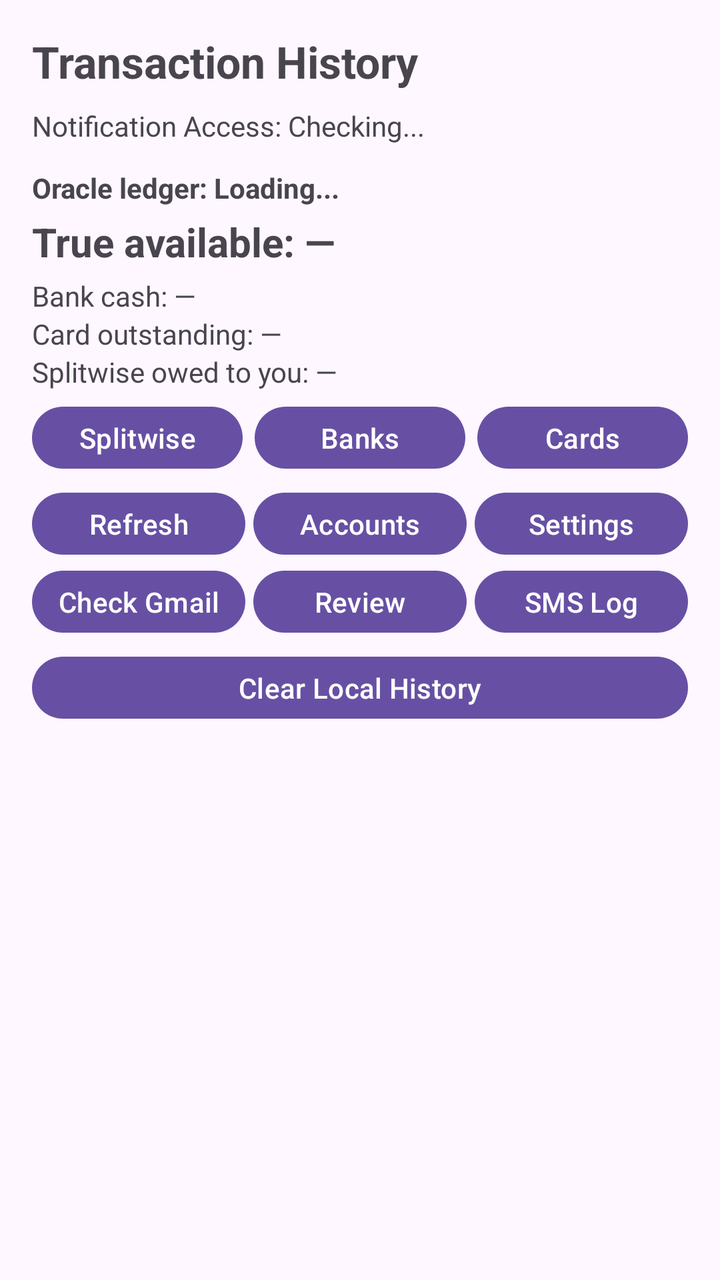
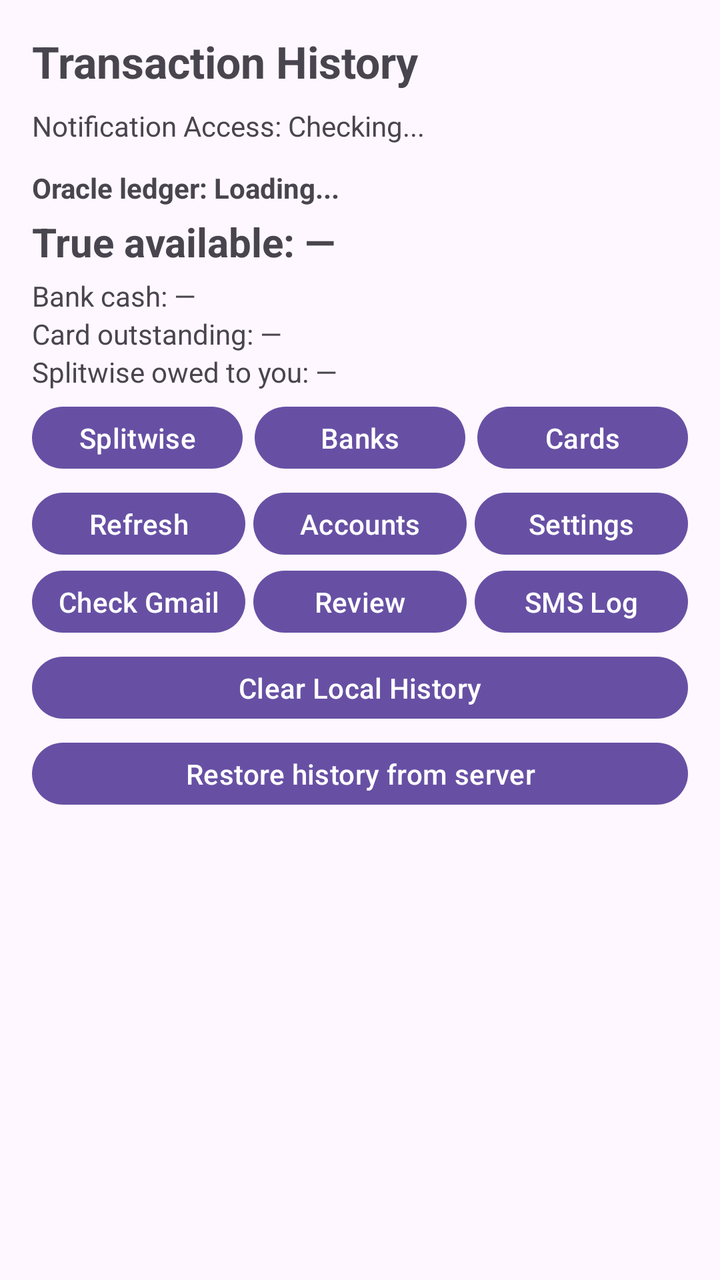

An Android layout rendered at two revisions. The XML below is the earlier revision; the diff shows what the commit changed to produce the second picture.
<!-- AndroidManifest.xml: application theme Theme.FinanceSMSTracker -->
<!-- res/layout/activity_main.xml -->
<?xml version="1.0" encoding="utf-8"?>
<androidx.constraintlayout.widget.ConstraintLayout xmlns:android="http://schemas.android.com/apk/res/android"
    xmlns:app="http://schemas.android.com/apk/res-auto"
    xmlns:tools="http://schemas.android.com/tools"
    android:id="@+id/main"
    android:layout_width="match_parent"
    android:layout_height="match_parent"
    android:padding="16dp"
    tools:context=".MainActivity">

    <TextView
        android:id="@+id/textViewTitle"
        android:layout_width="wrap_content"
        android:layout_height="wrap_content"
        android:text="Transaction History"
        android:textSize="22sp"
        android:textStyle="bold"
        app:layout_constraintStart_toStartOf="parent"
        app:layout_constraintTop_toTopOf="parent" />

    <Button
        android:id="@+id/buttonOpenNotificationSettings"
        android:layout_width="0dp"
        android:layout_height="wrap_content"
        android:layout_marginTop="12dp"
        android:text="Enable Gmail Notifications"
        android:visibility="gone"
        app:layout_constraintEnd_toEndOf="parent"
        app:layout_constraintStart_toStartOf="parent"
        app:layout_constraintTop_toBottomOf="@id/textViewTitle" />

    <TextView
        android:id="@+id/textViewNotificationStatus"
        android:layout_width="0dp"
        android:layout_height="wrap_content"
        android:layout_marginTop="8dp"
        android:text="Notification Access: Checking..."
        android:textSize="14sp"
        app:layout_constraintEnd_toEndOf="parent"
        app:layout_constraintStart_toStartOf="parent"
        app:layout_constraintTop_toBottomOf="@id/buttonOpenNotificationSettings" />

    <LinearLayout
        android:id="@+id/oracleLedgerPanel"
        android:layout_width="0dp"
        android:layout_height="wrap_content"
        android:layout_marginTop="12dp"
        android:orientation="vertical"
        app:layout_constraintEnd_toEndOf="parent"
        app:layout_constraintStart_toStartOf="parent"
        app:layout_constraintTop_toBottomOf="@id/textViewNotificationStatus">

        <TextView
            android:id="@+id/textViewOracleStatus"
            android:layout_width="wrap_content"
            android:layout_height="wrap_content"
            android:text="Oracle ledger: Loading..."
            android:textSize="14sp"
            android:textStyle="bold" />

        <TextView
            android:id="@+id/textViewTrueAvailable"
            android:layout_width="wrap_content"
            android:layout_height="wrap_content"
            android:layout_marginTop="4dp"
            android:text="True available: —"
            android:textSize="20sp"
            android:textStyle="bold" />

        <TextView
            android:id="@+id/textViewBankCash"
            android:layout_width="wrap_content"
            android:layout_height="wrap_content"
            android:layout_marginTop="4dp"
            android:text="Bank cash: —"
            android:textSize="14sp" />

        <TextView
            android:id="@+id/textViewCardOutstanding"
            android:layout_width="wrap_content"
            android:layout_height="wrap_content"
            android:text="Card outstanding: —"
            android:textSize="14sp" />

        <TextView
            android:id="@+id/textViewSplitwiseReceivable"
            android:layout_width="wrap_content"
            android:layout_height="wrap_content"
            android:text="Splitwise owed to you: —"
            android:textSize="14sp" />

        <LinearLayout
            android:layout_width="match_parent"
            android:layout_height="wrap_content"
            android:layout_marginTop="4dp"
            android:orientation="horizontal">

            <Button
                android:id="@+id/buttonEditSplitwise"
                android:layout_width="0dp"
                android:layout_height="wrap_content"
                android:layout_weight="1"
                android:minHeight="0dp"
                android:paddingStart="4dp"
                android:paddingEnd="4dp"
                android:text="Splitwise" />

            <Button
                android:id="@+id/buttonEditBankAccounts"
                android:layout_width="0dp"
                android:layout_height="wrap_content"
                android:layout_marginStart="6dp"
                android:layout_weight="1"
                android:minHeight="0dp"
                android:paddingStart="4dp"
                android:paddingEnd="4dp"
                android:text="Banks" />

            <Button
                android:id="@+id/buttonEditCreditCards"
                android:layout_width="0dp"
                android:layout_height="wrap_content"
                android:layout_marginStart="6dp"
                android:layout_weight="1"
                android:minHeight="0dp"
                android:paddingStart="4dp"
                android:paddingEnd="4dp"
                android:text="Cards" />
        </LinearLayout>

    </LinearLayout>

    <LinearLayout
        android:id="@+id/oracleControlsRow"
        android:layout_width="0dp"
        android:layout_height="wrap_content"
        android:layout_marginTop="4dp"
        android:orientation="horizontal"
        app:layout_constraintEnd_toEndOf="parent"
        app:layout_constraintStart_toStartOf="parent"
        app:layout_constraintTop_toBottomOf="@id/oracleLedgerPanel">

        <Button
            android:id="@+id/buttonRefreshOracle"
            android:layout_width="0dp"
            android:layout_height="wrap_content"
            android:layout_weight="1"
            android:minHeight="0dp"
            android:paddingStart="2dp"
            android:paddingEnd="2dp"
            android:text="Refresh" />

        <Button
            android:id="@+id/buttonViewAccounts"
            android:layout_width="0dp"
            android:layout_height="wrap_content"
            android:layout_marginStart="4dp"
            android:layout_weight="1"
            android:minHeight="0dp"
            android:paddingStart="2dp"
            android:paddingEnd="2dp"
            android:text="Accounts" />

        <Button
            android:id="@+id/buttonOracleSettings"
            android:layout_width="0dp"
            android:layout_height="wrap_content"
            android:layout_marginStart="4dp"
            android:layout_weight="1"
            android:minHeight="0dp"
            android:paddingStart="2dp"
            android:paddingEnd="2dp"
            android:text="Settings" />

    </LinearLayout>

    <LinearLayout
        android:id="@+id/oracleControlsRow2"
        android:layout_width="0dp"
        android:layout_height="wrap_content"
        android:orientation="horizontal"
        app:layout_constraintEnd_toEndOf="parent"
        app:layout_constraintStart_toStartOf="parent"
        app:layout_constraintTop_toBottomOf="@id/oracleControlsRow">

        <Button
            android:id="@+id/buttonGmailSync"
            android:layout_width="0dp"
            android:layout_height="wrap_content"
            android:layout_weight="1"
            android:minHeight="0dp"
            android:paddingStart="2dp"
            android:paddingEnd="2dp"
            android:text="Check Gmail" />

        <Button
            android:id="@+id/buttonReviewReconcile"
            android:layout_width="0dp"
            android:layout_height="wrap_content"
            android:layout_marginStart="4dp"
            android:layout_weight="1"
            android:minHeight="0dp"
            android:paddingStart="2dp"
            android:paddingEnd="2dp"
            android:text="Review" />

        <Button
            android:id="@+id/buttonSmsLog"
            android:layout_width="0dp"
            android:layout_height="wrap_content"
            android:layout_marginStart="4dp"
            android:layout_weight="1"
            android:minHeight="0dp"
            android:paddingStart="2dp"
            android:paddingEnd="2dp"
            android:text="SMS Log" />

    </LinearLayout>

    <Button
        android:id="@+id/buttonClearLocalHistory"
        android:layout_width="0dp"
        android:layout_height="wrap_content"
        android:layout_marginTop="4dp"
        android:minHeight="0dp"
        android:text="Clear Local History"
        app:layout_constraintEnd_toEndOf="parent"
        app:layout_constraintStart_toStartOf="parent"
        app:layout_constraintTop_toBottomOf="@id/oracleControlsRow2" />

    <androidx.recyclerview.widget.RecyclerView
        android:id="@+id/recyclerViewTransactions"
        android:layout_width="0dp"
        android:layout_height="0dp"
        android:layout_marginTop="12dp"
        app:layout_constraintBottom_toBottomOf="parent"
        app:layout_constraintEnd_toEndOf="parent"
        app:layout_constraintStart_toStartOf="parent"
        app:layout_constraintTop_toBottomOf="@id/buttonClearLocalHistory"
        tools:listitem="@layout/item_transaction" />

    <TextView
        android:id="@+id/textViewEmpty"
        android:layout_width="wrap_content"
        android:layout_height="wrap_content"
        android:text="No transactions found."
        android:textSize="16sp"
        android:visibility="gone"
        app:layout_constraintBottom_toBottomOf="parent"
        app:layout_constraintEnd_toEndOf="parent"
        app:layout_constraintStart_toStartOf="parent"
        app:layout_constraintTop_toTopOf="@id/recyclerViewTransactions" />

</androidx.constraintlayout.widget.ConstraintLayout>
<!-- res/layout/item_transaction.xml (included above) -->
<?xml version="1.0" encoding="utf-8"?>
<androidx.cardview.widget.CardView xmlns:android="http://schemas.android.com/apk/res/android"
    xmlns:app="http://schemas.android.com/apk/res-auto"
    android:layout_width="match_parent"
    android:layout_height="wrap_content"
    android:layout_marginBottom="8dp"
    app:cardCornerRadius="8dp"
    app:cardElevation="2dp">

    <LinearLayout
        android:layout_width="match_parent"
        android:layout_height="wrap_content"
        android:orientation="vertical"
        android:padding="12dp">

        <LinearLayout
            android:layout_width="match_parent"
            android:layout_height="wrap_content"
            android:orientation="horizontal">

            <TextView
                android:id="@+id/textViewMerchant"
                android:layout_width="0dp"
                android:layout_height="wrap_content"
                android:layout_weight="1"
                android:text="Merchant / Payee"
                android:textColor="@android:color/black"
                android:textSize="16sp"
                android:textStyle="bold" />

            <TextView
                android:id="@+id/textViewAmount"
                android:layout_width="wrap_content"
                android:layout_height="wrap_content"
                android:text="₹0.00"
                android:textSize="16sp"
                android:textStyle="bold" />
        </LinearLayout>

        <LinearLayout
            android:layout_width="match_parent"
            android:layout_height="wrap_content"
            android:layout_marginTop="4dp"
            android:orientation="horizontal">

            <TextView
                android:id="@+id/textViewCategory"
                android:layout_width="wrap_content"
                android:layout_height="wrap_content"
                android:background="#E0E0E0"
                android:paddingHorizontal="6dp"
                android:paddingVertical="2dp"
                android:text="CATEGORY"
                android:textSize="12sp"
                android:textStyle="bold" />

            <TextView
                android:id="@+id/textViewType"
                android:layout_width="wrap_content"
                android:layout_height="wrap_content"
                android:layout_marginStart="8dp"
                android:text="DEBIT"
                android:textSize="12sp" />

            <TextView
                android:id="@+id/textViewPaymentMethod"
                android:layout_width="0dp"
                android:layout_height="wrap_content"
                android:layout_weight="1"
                android:layout_marginStart="8dp"
                android:text="UPI"
                android:textSize="12sp" />

            <TextView
                android:id="@+id/textViewBank"
                android:layout_width="wrap_content"
                android:layout_height="wrap_content"
                android:text="HDFC"
                android:textSize="12sp" />
        </LinearLayout>

        <TextView
            android:id="@+id/textViewDateTime"
            android:layout_width="match_parent"
            android:layout_height="wrap_content"
            android:layout_marginTop="6dp"
            android:text="12 Oct 2023, 10:30 AM"
            android:textSize="11sp"
            android:textColor="@android:color/darker_gray" />

    </LinearLayout>
</androidx.cardview.widget.CardView>
<!-- resources referenced by this layout -->
<resources>
  <style name="Theme.FinanceSMSTracker" parent="Base.Theme.FinanceSMSTracker" />
  <style name="Base.Theme.FinanceSMSTracker" parent="Theme.Material3.DayNight.NoActionBar">
          
          
      </style>
</resources>

<!-- the commit's change to res/layout/activity_main.xml (unified diff, before → after) -->
@@ -228,6 +228,17 @@
         app:layout_constraintStart_toStartOf="parent"
         app:layout_constraintTop_toBottomOf="@id/oracleControlsRow2" />
 
+    <Button
+        android:id="@+id/buttonRestoreHistory"
+        android:layout_width="0dp"
+        android:layout_height="wrap_content"
+        android:layout_marginTop="4dp"
+        android:minHeight="0dp"
+        android:text="Restore history from server"
+        app:layout_constraintEnd_toEndOf="parent"
+        app:layout_constraintStart_toStartOf="parent"
+        app:layout_constraintTop_toBottomOf="@id/buttonClearLocalHistory" />
+
     <androidx.recyclerview.widget.RecyclerView
         android:id="@+id/recyclerViewTransactions"
         android:layout_width="0dp"
@@ -236,7 +247,7 @@
         app:layout_constraintBottom_toBottomOf="parent"
         app:layout_constraintEnd_toEndOf="parent"
         app:layout_constraintStart_toStartOf="parent"
-        app:layout_constraintTop_toBottomOf="@id/buttonClearLocalHistory"
+        app:layout_constraintTop_toBottomOf="@id/buttonRestoreHistory"
         tools:listitem="@layout/item_transaction" />
 
     <TextView
